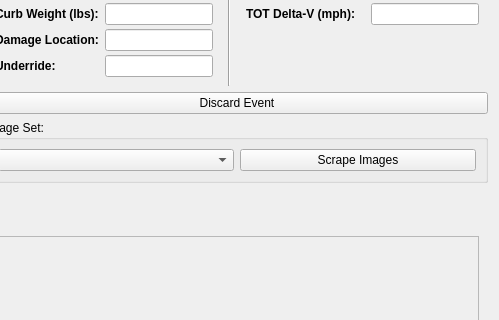
Above: src/app/ui/EventsTab.ui from caden-maxwell/nhtsa-scrape before the change; both pictures show x 371 to 870 and y 115 to 435 of the 870 by 609 pixel window. Below: the same form after it.
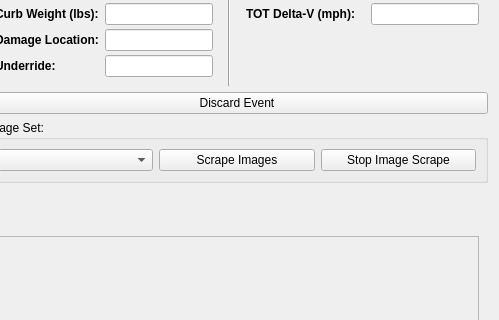
That is the form after the change.

Commit message: Start and stop image scrape

Diff of the .ui file:
```diff
--- a/src/app/ui/EventsTab.ui
+++ b/src/app/ui/EventsTab.ui
@@ -30,6 +30,13 @@
         </property>
        </widget>
       </item>
+      <item>
+       <widget class="QPushButton" name="stopBtn">
+        <property name="text">
+         <string>Stop Image Scrape</string>
+        </property>
+       </widget>
+      </item>
      </layout>
     </widget>
    </item>
```
The commit also changes 6 other files.
